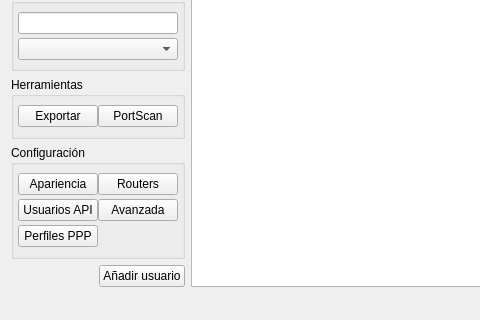
silderan/QMikPPPManager, file QMikPPPManager.ui: the form before one commit; both pictures show x 0 to 480 and y 293 to 613 of the 941 by 613 pixel window.
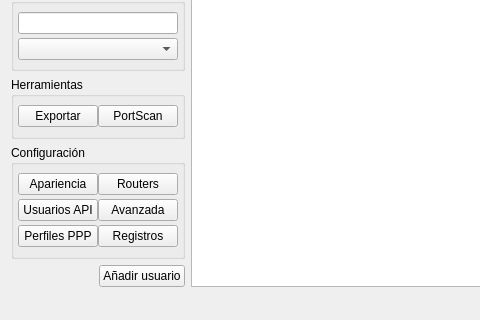
The form after the commit. Custom widgets are drawn as their Qt base class.

```diff
--- a/QMikPPPManager.ui
+++ b/QMikPPPManager.ui
@@ -197,6 +197,13 @@
          </property>
         </widget>
        </item>
+       <item row="2" column="1">
+        <widget class="QPushButton" name="pppLogsButton">
+         <property name="text">
+          <string>Registros</string>
+         </property>
+        </widget>
+       </item>
       </layout>
      </widget>
     </item>
```
Left out of the diff: 2 changed lines with no effect on the pictures.
